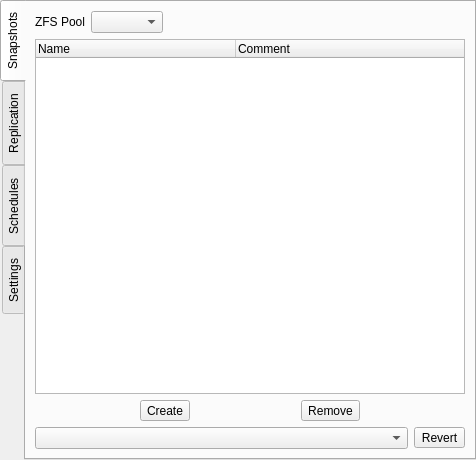
The window that src-qt5/gui_client/pages/page_lp.ui (trueos/sysadm-ui-qt) describes before a commit, drawn with Qt 5.
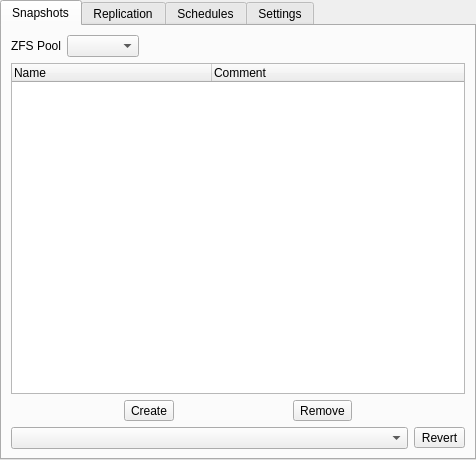
The same window after the commit. Icons and pictures are not drawn.

Commit message: Move the tabs to the top of the life preserver page instead of the side.

Diff of the .ui file:
```diff
--- a/src-qt5/gui_client/pages/page_lp.ui
+++ b/src-qt5/gui_client/pages/page_lp.ui
@@ -29,7 +29,7 @@
    <item>
     <widget class="QTabWidget" name="tabWidget">
      <property name="tabPosition">
-      <enum>QTabWidget::West</enum>
+      <enum>QTabWidget::North</enum>
      </property>
      <property name="currentIndex">
       <number>0</number>
```
The commit also changes 1 other file.
